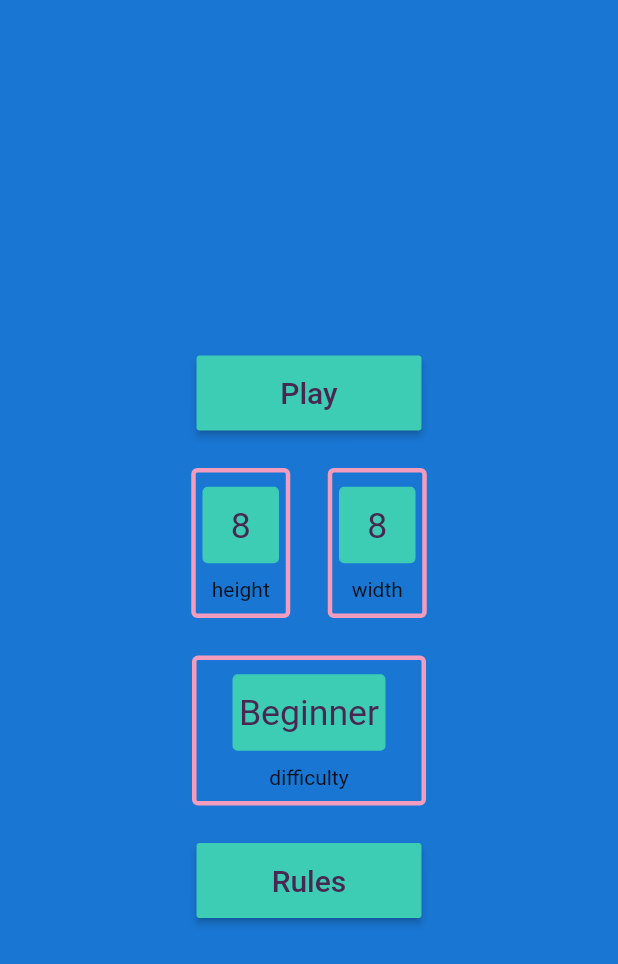
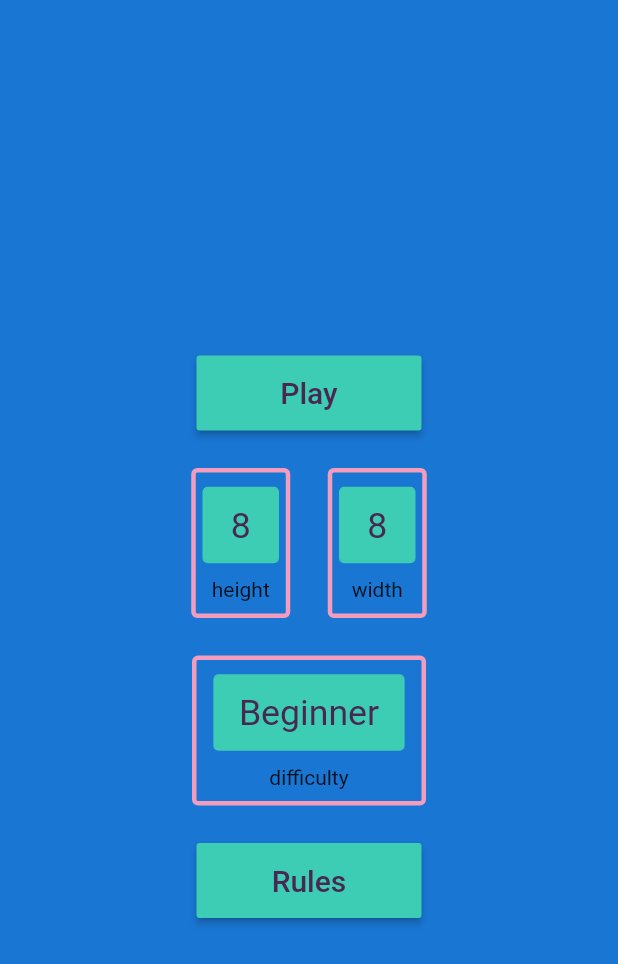
Before and after one commit to Lulu-fw01/kakuro-game, a Flutter app: the screen it shows after launch, on a phone screen of 412 x 824 dp. Shown: the top 964 px of the screen. Run offline on Flutter 3.47's test engine with Material 2 defaults, Android fonts, the phone set to English and light mode, and no system bars; missing offline and left inert: dart:ffi.

Commit message:
small update

```diff
--- a/kakuro_game/lib/screens/menu_screen/menu_screen.dart
+++ b/kakuro_game/lib/screens/menu_screen/menu_screen.dart
@@ -109,7 +109,7 @@ class MenuScreen extends StatelessWidget {
                           if (index < 0 || index > values.length) {
                             return null;
                           }
-                          return _listSizeValue(value: values[index]);
+                          return _listValue(value: values[index]);
                         }),
                     onSelectedItemChanged: onSelectedItemChanged,
                   ),
@@ -120,9 +120,9 @@ class MenuScreen extends StatelessWidget {
                 )
               ]));
 
-  Widget _listSizeValue({required String value}) => Center(
+  Widget _listValue({required String value}) => Center(
       child: Container(
-          width: value.length > 2 ? 60 : 30,
+          width: value.length > 2 ? 75 : 30,
           height: 30,
           decoration: BoxDecoration(
               border: Border.all(color: buttonColor, width: 0.7),
@@ -133,6 +133,7 @@ class MenuScreen extends StatelessWidget {
             value,
             style: const TextStyle(color: buttonContentColor, fontSize: 14),
           ))));
+
 
   /// Button for menu screen.
   Widget _menuScreenButton(
```
